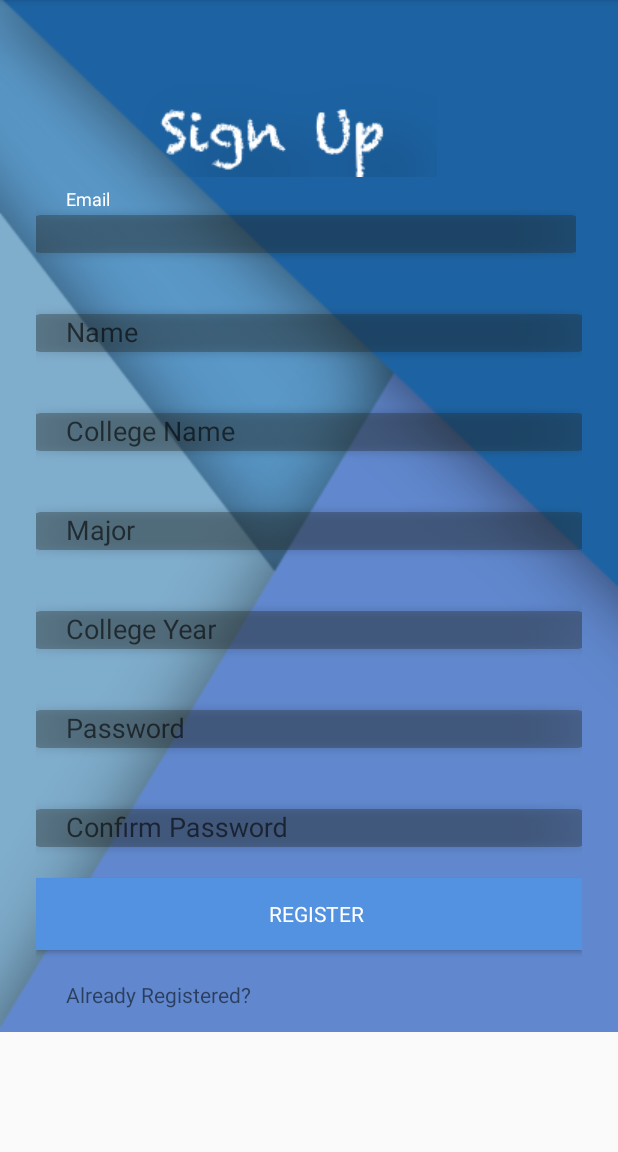
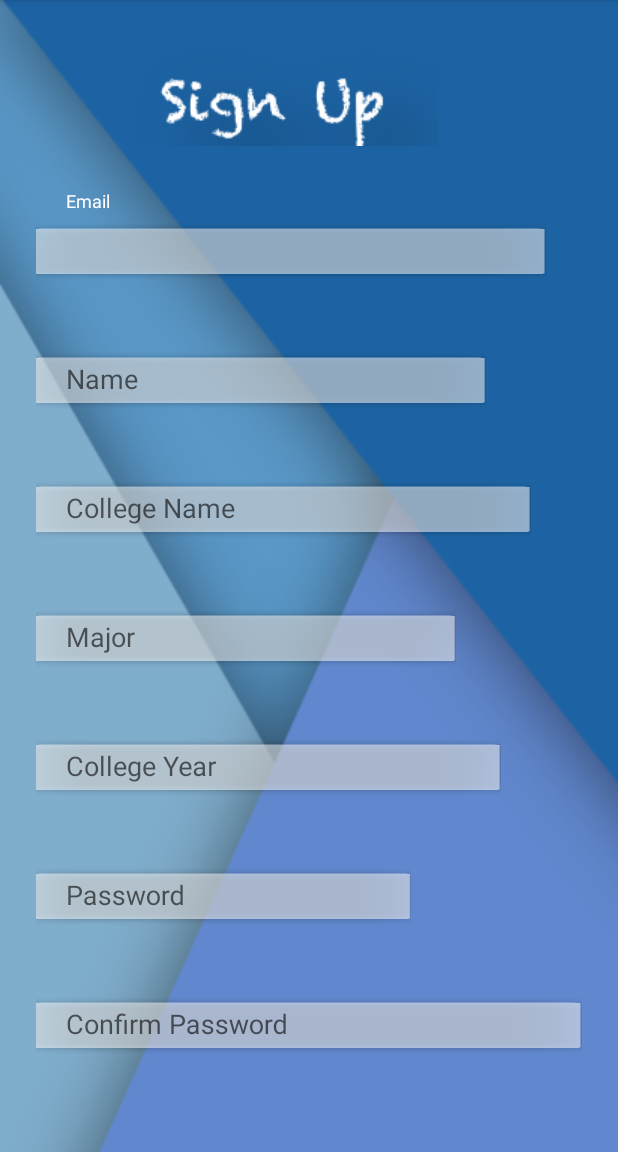
Before and after one commit to safat661/StudyUnion, an Android app: the screen it shows after launch (MainActivity), on a phone screen of 412 x 824 dp, the part 84-1236 px from its top. Run offline under Robolectric (Android 15) with nearby library versions, the phone set to English and light mode, and no system bars; our stand-ins replace ButterKnife, Firebase (no records; nobody signed in at launch, a user with empty details on screens opened directly); libraries missing offline, so code that uses them is left out: com.firebase.client; 1 statement that could not run was skipped.

Commit message:
sign up 3

```diff
--- a/app/src/main/res/layout/activity_register.xml
+++ b/app/src/main/res/layout/activity_register.xml
@@ -12,7 +12,7 @@
     android:orientation="vertical"
     android:layout_width="match_parent"
     android:layout_height="wrap_content"
-    android:paddingTop="56dp"
+    android:paddingTop="35dp"
     android:paddingLeft="24dp"
     android:paddingRight="24dp"
     android:background="@drawable/register_background">
@@ -32,16 +32,16 @@
 
 
         <android.support.design.widget.TextInputLayout
-        android:layout_height="wrap_content"
-        android:layout_width="match_parent"
-        android:layout_marginTop="8dp"
+        android:layout_height="70dp"
+        android:layout_width="340dp"
+        android:layout_marginTop="30dp"
         android:layout_marginBottom="8dp"
         android:id="@+id/editTextEmail1"
 
             >
     <EditText
         android:id="@+id/editTextEmail"
-        android:layout_width="360dp"
+        android:layout_width="340dp"
         android:layout_height="39dp"
         android:layout_weight="0.35"
         android:hint="Email"
@@ -53,12 +53,13 @@
         android:layout_alignParentStart="true"
         android:layout_marginTop="55dp"
         android:background="@drawable/textedit_one"
+
         />
 </android.support.design.widget.TextInputLayout>
 
     <android.support.design.widget.TextInputLayout
-        android:layout_width="match_parent"
-        android:layout_height="wrap_content"
+        android:layout_width="300dp"
+        android:layout_height="70dp"
         android:layout_marginTop="8dp"
         android:layout_marginBottom="8dp"
         android:id="@+id/editTextStudentName1"
@@ -80,8 +81,8 @@
 
 
     <android.support.design.widget.TextInputLayout
-        android:layout_width="match_parent"
-        android:layout_height="wrap_content"
+        android:layout_width="330dp"
+        android:layout_height="70dp"
         android:layout_marginTop="8dp"
         android:layout_marginBottom="8dp"
         android:id="@+id/editTextCollegeName1"
@@ -104,8 +105,8 @@
 
 
     <android.support.design.widget.TextInputLayout
-        android:layout_width="match_parent"
-        android:layout_height="wrap_content"
+        android:layout_width="280dp"
+        android:layout_height="70dp"
         android:layout_marginTop="8dp"
         android:layout_marginBottom="8dp"
         android:id="@+id/editTextMajor1"
@@ -128,8 +129,8 @@
 
 
     <android.support.design.widget.TextInputLayout
-    android:layout_width="match_parent"
-    android:layout_height="wrap_content"
+    android:layout_width="310dp"
+    android:layout_height="70dp"
     android:layout_marginTop="8dp"
     android:layout_marginBottom="8dp"
     android:id="@+id/editTextCollegeYear1"
@@ -151,8 +152,8 @@
     </android.support.design.widget.TextInputLayout>
 
     <android.support.design.widget.TextInputLayout
-        android:layout_width="match_parent"
-        android:layout_height="wrap_content"
+        android:layout_width="250dp"
+        android:layout_height="70dp"
         android:layout_marginTop="8dp"
         android:layout_marginBottom="8dp"
         android:id="@+id/editTextPassword1"
@@ -175,7 +176,7 @@
 
     <android.support.design.widget.TextInputLayout
         android:layout_width="match_parent"
-        android:layout_height="wrap_content"
+        android:layout_height="70dp"
         android:layout_marginTop="8dp"
         android:layout_marginBottom="8dp"
         android:id="@+id/editTextPassword21"
@@ -194,6 +195,7 @@
         android:layout_marginTop="10dp"
         android:layout_below="@+id/editTextPassword1"
         android:background="@drawable/textedit_one"
+
         />
     </android.support.design.widget.TextInputLayout>
 
@@ -204,12 +206,13 @@
             android:layout_height="wrap_content"
             android:layout_below="@+id/editTextPasswor21"
             android:layout_centerHorizontal="true"
-            android:background="#5292e0"
-            android:layout_marginTop="5dp"
+            android:background="#03c68f"
+            android:layout_marginTop="50dp"
             android:paddingLeft="10dp"
             android:text="Register"
             android:textColor="#ffffff"
-            android:fontFamily="sans-serif"/>
+            android:fontFamily="sans-serif"
+            />
 
         <TextView
         android:id="@+id/login"
@@ -220,8 +223,8 @@
 
         android:layout_below="@+id/buttonRegister"
         android:layout_marginLeft="20dp"
-        android:layout_marginTop="20dp"
-        android:layout_marginBottom="15dp"/>
+        android:layout_marginTop="40dp"
+        android:layout_marginBottom="40dp"/>
 
     </LinearLayout>
 </ScrollView>
```
Also changed, not shown: app/src/main/res/drawable/button_signup_one.png (added), app/src/main/res/drawable/textedit_one.png, app/src/main/res/drawable/textedit_two.png.
